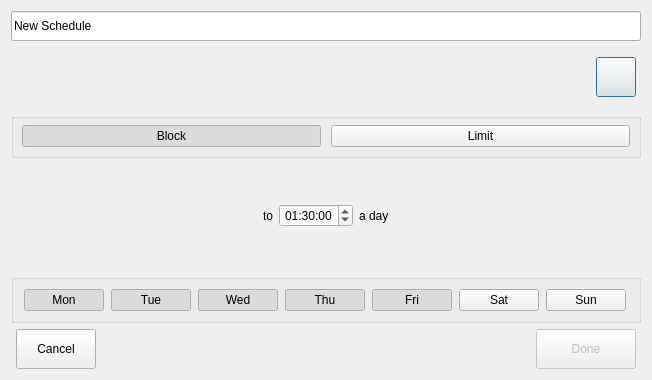
Before: the Qt Designer form src/gui/widgets/schedule/scheduledialog.ui in bergamontt/sunflower, drawn with Qt 5.
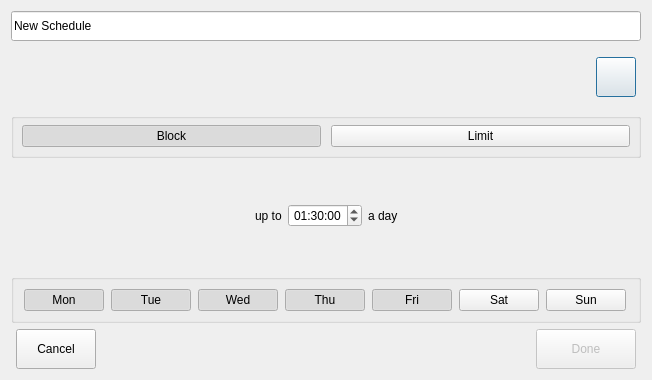
After: the same form once the commit is applied. Icons and pictures are not drawn. Custom widgets are drawn as their Qt base class.

Commit message:
feat(#89): add figma styles to the schedule page (#103)
* feat(#89): add figma styles to the schedule page

* feat(#89): fix minor ui issues

Patch:
```diff
--- a/src/gui/widgets/schedule/scheduledialog.ui
+++ b/src/gui/widgets/schedule/scheduledialog.ui
@@ -312,7 +312,7 @@
        <item>
         <widget class="QLabel" name="label_2">
          <property name="text">
-          <string>to</string>
+          <string>up to</string>
          </property>
          <property name="labelClass" stdset="0">
           <string>h3</string>
```
The commit also changes 2 other files.
